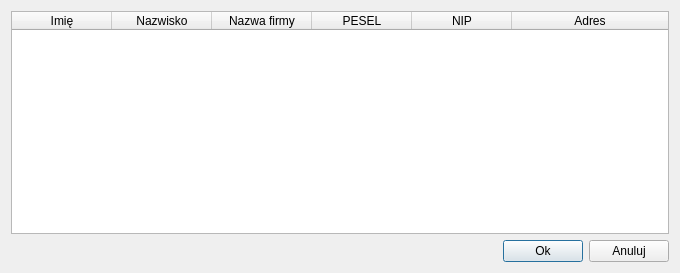
Before: the Qt Designer form app/ui/clientSearchDialog.ui in HBuczynski/Fabryka_okien, drawn with Qt 5.
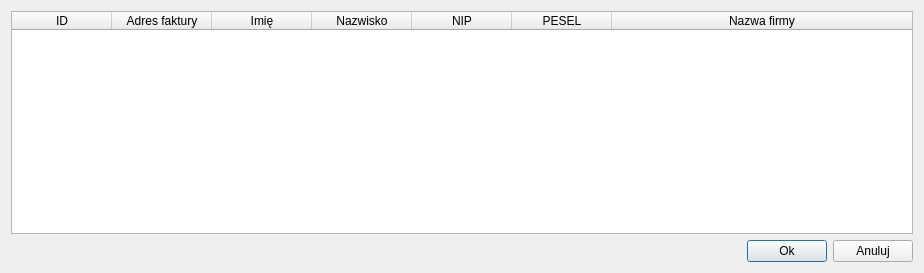
After: the same form once the commit is applied.

Commit message: Added client search functionality in order edition.

The edit to the form file:
```diff
--- a/app/ui/clientSearchDialog.ui
+++ b/app/ui/clientSearchDialog.ui
@@ -6,7 +6,7 @@
    <rect>
     <x>0</x>
     <y>0</y>
-    <width>680</width>
+    <width>924</width>
     <height>273</height>
    </rect>
   </property>
@@ -34,6 +34,16 @@
      <attribute name="verticalHeaderStretchLastSection">
       <bool>true</bool>
      </attribute>
+     <column>
+      <property name="text">
+       <string>ID</string>
+      </property>
+     </column>
+     <column>
+      <property name="text">
+       <string>Adres faktury</string>
+      </property>
+     </column>
      <column>
       <property name="text">
        <string>Imię</string>
@@ -44,16 +54,6 @@
        <string>Nazwisko</string>
       </property>
      </column>
-     <column>
-      <property name="text">
-       <string>Nazwa firmy</string>
-      </property>
-     </column>
-     <column>
-      <property name="text">
-       <string>PESEL</string>
-      </property>
-     </column>
      <column>
       <property name="text">
        <string>NIP</string>
@@ -61,7 +61,12 @@
      </column>
      <column>
       <property name="text">
-       <string>Adres</string>
+       <string>PESEL</string>
+      </property>
+     </column>
+     <column>
+      <property name="text">
+       <string>Nazwa firmy</string>
       </property>
      </column>
     </widget>
```
The commit also changes 4 other files.
